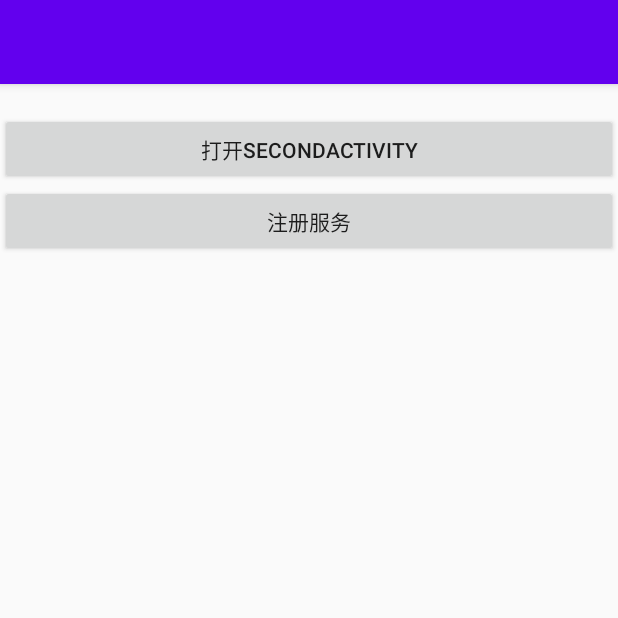
After one commit to carrollcai/android-practise, an Android app: the EventBusActivity screen opened directly, with no data from a screen before it, on a phone screen of 412 x 824 dp, the top half of it. The commit adds this screen. Run offline under Robolectric (Android 15) with nearby library versions, the phone set to English and light mode, and no system bars; our stand-ins replace ButterKnife, EventBus.

Commit message:
[Feature]eventbus and butterknife

```diff
--- a/app/src/main/AndroidManifest.xml
+++ b/app/src/main/AndroidManifest.xml
@@ -24,7 +24,9 @@
         android:supportsRtl="true"
         android:theme="@style/AppTheme"
         android:usesCleartextTraffic="true">
-        <activity android:name=".horizontalview.HorizontalViewActivity"></activity>
+        <activity android:name=".eventbus.SecondActivity"></activity>
+        <activity android:name=".eventbus.EventBusActivity" />
+        <activity android:name=".horizontalview.HorizontalViewActivity" />
         <activity android:name=".titlebar.TitleBarActivity" />
         <activity android:name=".rectview.RectViewActivity" />
         <activity android:name=".taglayout.TagLayoutActivity" />
--- /dev/null
+++ b/app/src/main/java/com/example/practise/eventbus/EventBusActivity.java
@@ -0,0 +1,57 @@
+package com.example.practise.eventbus;
+
+import androidx.appcompat.app.AppCompatActivity;
+
+import android.content.Intent;
+import android.os.Bundle;
+import android.view.View;
+import android.widget.Button;
+import android.widget.TextView;
+import android.widget.Toast;
+
+import com.example.practise.R;
+
+import org.greenrobot.eventbus.EventBus;
+import org.greenrobot.eventbus.Subscribe;
+import org.greenrobot.eventbus.ThreadMode;
+
+import butterknife.BindView;
+import butterknife.ButterKnife;
+import butterknife.OnClick;
+
+public class EventBusActivity extends AppCompatActivity {
+    private TextView tv;
+
+    @Override
+    protected void onCreate(Bundle savedInstanceState) {
+        super.onCreate(savedInstanceState);
+        setContentView(R.layout.activity_event_bus);
+        ButterKnife.bind(this);
+
+        tv = findViewById(R.id.event_tv);
+    }
+
+    @OnClick(R.id.register) void OnClickRegister() {
+        if (!EventBus.getDefault().isRegistered(EventBusActivity.this)) {
+            EventBus.getDefault().register(EventBusActivity.this);
+        } else {
+            Toast.makeText(EventBusActivity.this, "请勿重复注册", Toast.LENGTH_SHORT).show();
+        }
+    }
+
+    @OnClick(R.id.startActivity) void startActivityClick() {
+        Intent intent = new Intent(EventBusActivity.this, SecondActivity.class);
+        startActivity(intent);
+    }
+
+    @Subscribe(threadMode = ThreadMode.MAIN)
+    public void receiveMessage(MessageEvent messageEvent) {
+        tv.setText(messageEvent.getMessage());
+    }
+
+    @Override
+    protected void onDestroy() {
+        super.onDestroy();
+        EventBus.getDefault().unregister(this);
+    }
+}
--- /dev/null
+++ b/app/src/main/res/layout/activity_event_bus.xml
@@ -0,0 +1,31 @@
+<?xml version="1.0" encoding="utf-8"?>
+<LinearLayout xmlns:android="http://schemas.android.com/apk/res/android"
+    xmlns:app="http://schemas.android.com/apk/res-auto"
+    xmlns:tools="http://schemas.android.com/tools"
+    android:layout_width="match_parent"
+    android:layout_height="match_parent"
+    android:layout_gravity="center"
+    android:orientation="vertical"
+    tools:context=".eventbus.EventBusActivity">
+
+    <TextView
+        android:layout_width="match_parent"
+        android:layout_height="wrap_content"
+        android:id="@+id/event_tv"
+        />
+
+    <Button
+        android:layout_width="match_parent"
+        android:layout_height="wrap_content"
+        android:id="@+id/startActivity"
+        android:text="打开secondActivity"
+        />
+
+
+    <Button
+        android:layout_width="match_parent"
+        android:layout_height="wrap_content"
+        android:id="@+id/register"
+        android:text="注册服务"
+        />
+</LinearLayout>
```
Also changed, not shown: app/build.gradle (+8 -0 lines), app/src/main/java/com/example/practise/MainActivity.java (+12 -1 lines), app/src/main/java/com/example/practise/eventbus/MessageEvent.java (added, +17 -0 lines), app/src/main/java/com/example/practise/eventbus/SecondActivity.java (added, +31 -0 lines), app/src/main/res/layout/activity_main.xml (+7 -0 lines), app/src/main/res/layout/activity_second.xml (added, +14 -0 lines).
